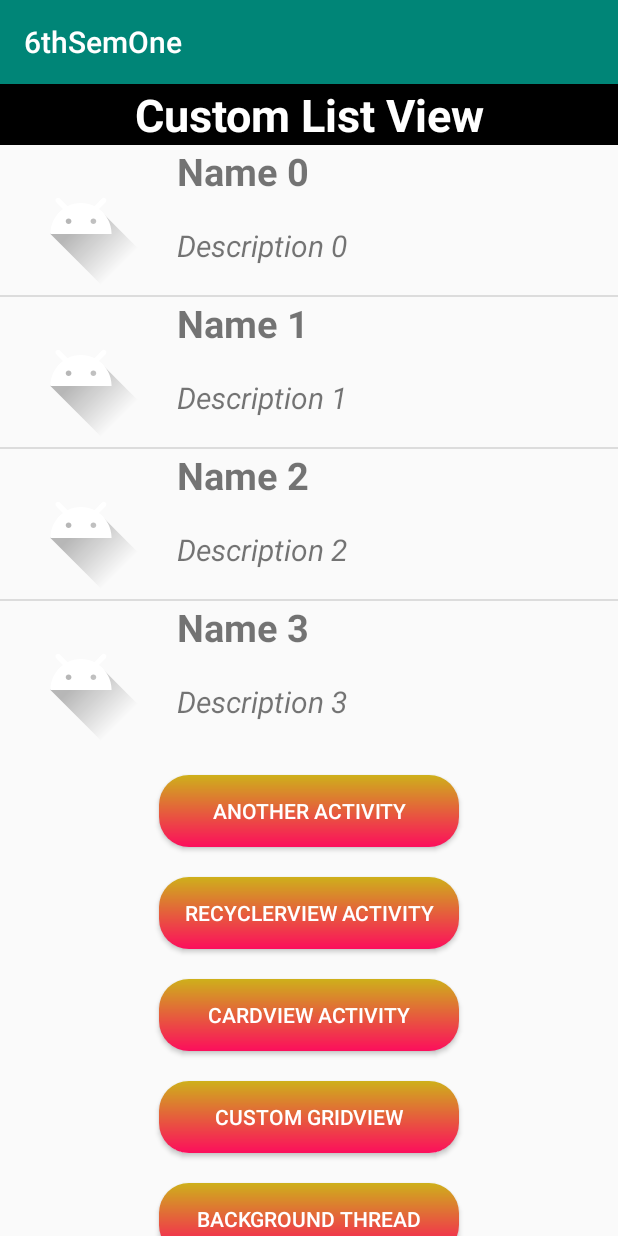
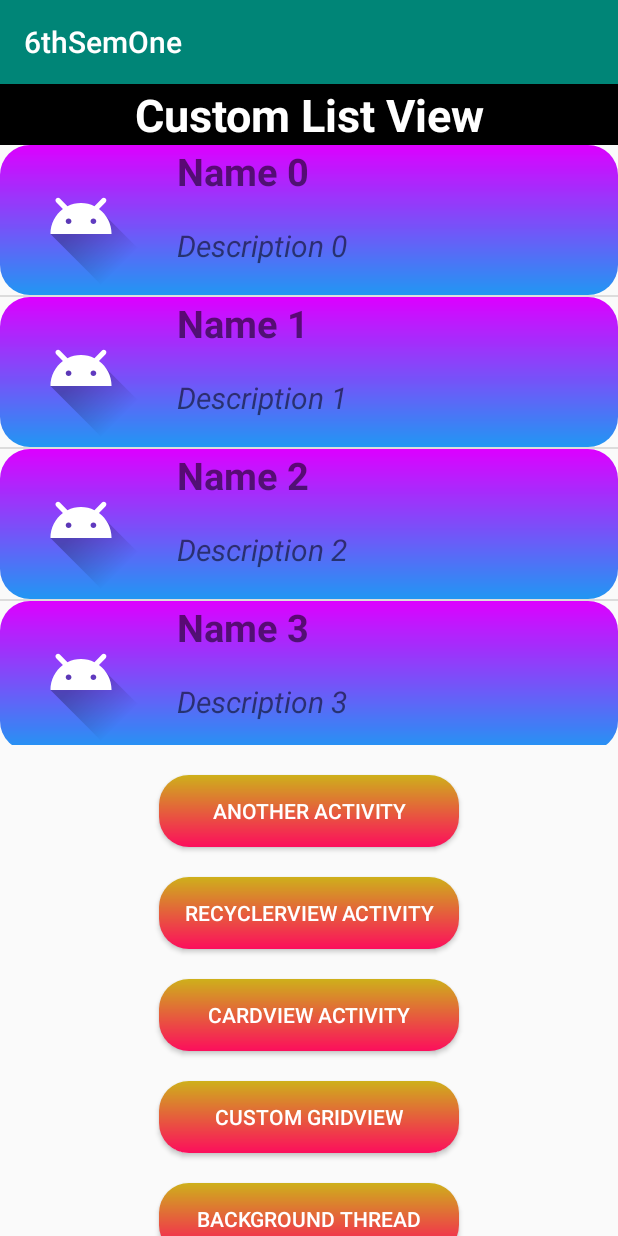
Before and after one commit to iamkishansharma/6thSemOne, an Android app: the screen it shows after launch (MainActivity), on a phone screen of 412 x 824 dp. Run offline under Robolectric (Android 15) with nearby library versions, the phone set to English and light mode, and no system bars.

```diff
--- a/app/src/main/java/com/ks/a6thsemone/RecyclerViewActivity.java
+++ b/app/src/main/java/com/ks/a6thsemone/RecyclerViewActivity.java
@@ -46,7 +46,7 @@ public class RecyclerViewActivity extends AppCompatActivity {
         });
 
 
-        MyRecyclerAdapter mad = new MyRecyclerAdapter(RecyclerViewActivity.this, mArrayList, a, b);
+        MyRecyclerAdapter mad = new MyRecyclerAdapter(RecyclerViewActivity.this, mArrayList);
         mRecyclerView.setAdapter(mad);
 
     }
--- /dev/null
+++ b/app/src/main/res/drawable/fg.xml
@@ -0,0 +1,13 @@
+<?xml version="1.0" encoding="utf-8"?>
+<shape xmlns:android="http://schemas.android.com/apk/res/android"
+    android:shape="rectangle">
+    <gradient
+        android:angle="90"
+        android:endColor="#DD00FF"
+        android:startColor="#2196F3"/>
+    <corners
+        android:bottomRightRadius="20dp"
+        android:bottomLeftRadius="20dp"
+        android:topLeftRadius="20dp"
+        android:topRightRadius="20dp"/>
+</shape>
--- a/app/src/main/res/layout/activity_recycler_view.xml
+++ b/app/src/main/res/layout/activity_recycler_view.xml
@@ -37,7 +37,8 @@
     <androidx.recyclerview.widget.RecyclerView
         android:id="@+id/mRecyclerView"
         android:layout_width="match_parent"
-        android:layout_height="fill_parent"
+        android:layout_height="match_parent"
         android:layout_below="@+id/linear1"
-        android:scrollbars="vertical" />
+        android:scrollbars="vertical"
+        android:background="@drawable/bg"/>
 </RelativeLayout>
--- a/app/src/main/res/layout/custom_lv.xml
+++ b/app/src/main/res/layout/custom_lv.xml
@@ -1,9 +1,11 @@
 <?xml version="1.0" encoding="utf-8"?>
 <RelativeLayout xmlns:android="http://schemas.android.com/apk/res/android"
+    xmlns:app="http://schemas.android.com/apk/res-auto"
     android:id="@+id/personLay"
-    android:layout_width="match_parent"
-    android:layout_height="match_parent"
-    android:orientation="horizontal">
+    android:layout_width="wrap_content"
+    android:layout_height="wrap_content"
+    android:orientation="horizontal"
+    android:background="@drawable/fg">
 
     <ImageView
         android:id="@+id/person_img"
```
Also changed, not shown: app/src/main/java/com/ks/a6thsemone/MyRecyclerAdapter.java (+3 -5 lines).
